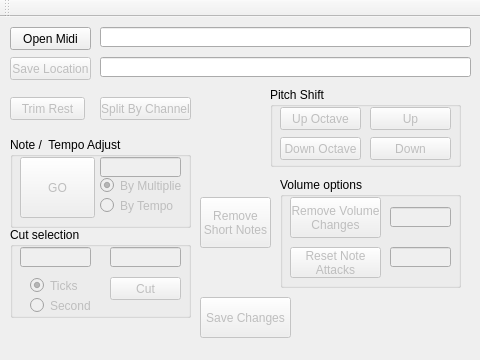
Haaglar/MidiQTool, file midiqtool.ui: the form before one commit.
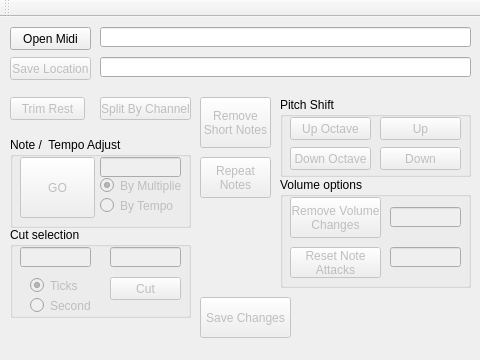
The form after the commit.

Commit message: Opimised the cut a bit. Adjusted for loops to Qt style guide. begun work on repeat function

What changed in the file:
```diff
--- a/midiqtool.ui
+++ b/midiqtool.ui
@@ -122,8 +122,8 @@
    <widget class="QGroupBox" name="groupBoxPitch">
     <property name="geometry">
      <rect>
-      <x>270</x>
-      <y>70</y>
+      <x>280</x>
+      <y>80</y>
       <width>191</width>
       <height>80</height>
      </rect>
@@ -399,7 +399,7 @@
      <rect>
       <x>280</x>
       <y>160</y>
-      <width>181</width>
+      <width>191</width>
       <height>111</height>
      </rect>
     </property>
@@ -448,7 +448,7 @@
       <rect>
        <x>110</x>
        <y>30</y>
-       <width>61</width>
+       <width>71</width>
        <height>20</height>
       </rect>
      </property>
@@ -461,7 +461,7 @@
       <rect>
        <x>110</x>
        <y>70</y>
-       <width>61</width>
+       <width>71</width>
        <height>20</height>
       </rect>
      </property>
@@ -474,7 +474,7 @@
     <property name="geometry">
      <rect>
       <x>200</x>
-      <y>180</y>
+      <y>80</y>
       <width>71</width>
       <height>51</height>
      </rect>
@@ -484,6 +484,23 @@
 Short Notes</string>
     </property>
    </widget>
+   <widget class="QPushButton" name="pushButtonRepeat">
+    <property name="enabled">
+     <bool>false</bool>
+    </property>
+    <property name="geometry">
+     <rect>
+      <x>200</x>
+      <y>140</y>
+      <width>71</width>
+      <height>41</height>
+     </rect>
+    </property>
+    <property name="text">
+     <string>Repeat
+Notes</string>
+    </property>
+   </widget>
    <zorder>groupBox</zorder>
    <zorder>pushButtonOpenMidi</zorder>
    <zorder>lineEditFile</zorder>
```
Left out of the diff: 3 changed lines with no effect on the pictures. The commit also changes 4 other files.
